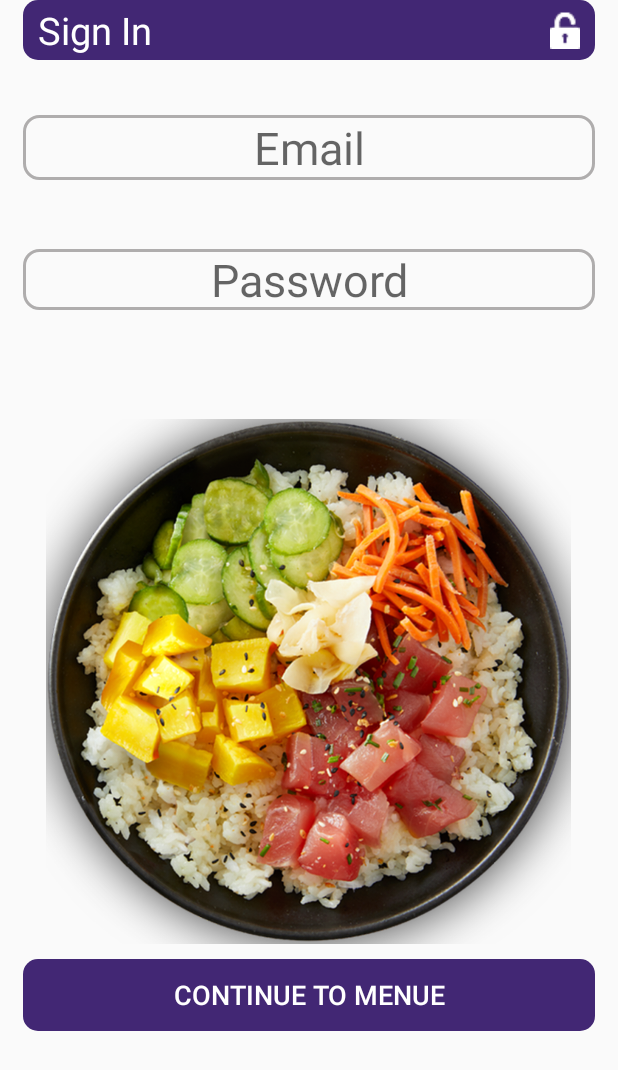
After one commit to Sajjadsaleem411/Regime, an Android app: the layout fragment_signin.xml on its own in the app's theme, with its tools: preview values and no code run, on a phone screen of 412 x 824 dp. The commit adds this screen. Shown: the top 1070 px of the screen. Run offline under Robolectric (Android 15) with nearby library versions, the phone set to English and light mode, and no system bars.

Commit message:
Add SignIn Screen

```diff
--- a/app/src/main/java/app/regime/com/ui/activity/MainActivity.java
+++ b/app/src/main/java/app/regime/com/ui/activity/MainActivity.java
@@ -29,6 +29,7 @@ import app.regime.com.ui.fragment.MenuFragment;
 import app.regime.com.ui.fragment.OfferDayFragment;
 import app.regime.com.ui.fragment.OfferDealsFragment;
 import app.regime.com.ui.fragment.RegisterFragment;
+import app.regime.com.ui.fragment.SignInFragment;
 
 public class MainActivity extends AppCompatActivity
         implements NavigationView.OnNavigationItemSelectedListener, BottomNavigationView.OnNavigationItemSelectedListener, Callback {
@@ -183,6 +184,8 @@ public class MainActivity extends AppCompatActivity
             fragment = new FullDayMealsFragment(this);
         } else if (name.equals("FullMealDetailFragment")) {
             fragment = new FullMealDetailFragment(this);
+        }else if (name.equals("SigninFragment")) {
+            fragment = new SignInFragment(this);
         }
         FragmentTransaction fragmentTransaction = fragmentManager.beginTransaction();
         fragmentTransaction.replace(R.id.main_fragment_container, fragment);
--- a/app/src/main/java/app/regime/com/ui/activity/RegisterActivity.java
+++ b/app/src/main/java/app/regime/com/ui/activity/RegisterActivity.java
@@ -32,7 +32,11 @@ public class RegisterActivity extends AppCompatActivity {
         login.setOnClickListener(new View.OnClickListener() {
             @Override
             public void onClick(View view) {
-                startActivity(new Intent(RegisterActivity.this,LanguageActivity.class));
+                Intent intent=new Intent(RegisterActivity.this,MainActivity.class);
+
+                intent.putExtra("Fragment","SiginFragment");
+
+                startActivity(intent);
             }
         });
 
--- /dev/null
+++ b/app/src/main/java/app/regime/com/ui/fragment/SignInFragment.java
@@ -0,0 +1,32 @@
+package app.regime.com.ui.fragment;
+
+import android.annotation.SuppressLint;
+import android.os.Bundle;
+import android.support.v4.app.Fragment;
+import android.view.LayoutInflater;
+import android.view.View;
+import android.view.ViewGroup;
+
+import app.regime.com.R;
+import app.regime.com.ui.Callback;
+
+/**
+ * Created by Muhammad Sajjad on 5/22/2018.
+ */
+
+@SuppressLint("ValidFragment")
+public class SignInFragment extends Fragment {
+    Callback callback;
+
+    public SignInFragment(Callback callback) {
+        this.callback = callback;
+    }
+    @Override
+    public View onCreateView(LayoutInflater inflater, ViewGroup container,
+                             Bundle savedInstanceState) {
+        // Inflate the layout for this fragment
+        View view = inflater.inflate(R.layout.fragment_signin, container, false);
+
+        return view;
+    }
+}
--- /dev/null
+++ b/app/src/main/res/layout/fragment_signin.xml
@@ -0,0 +1,153 @@
+<?xml version="1.0" encoding="utf-8"?>
+<LinearLayout xmlns:android="http://schemas.android.com/apk/res/android"
+    xmlns:app="http://schemas.android.com/apk/res-auto"
+    xmlns:tools="http://schemas.android.com/tools"
+    android:layout_width="match_parent"
+    android:layout_height="match_parent"
+    android:orientation="vertical"
+    android:layout_marginLeft="15dp"
+    android:layout_marginRight="15dp"
+    android:weightSum="10"
+    tools:context=".SignIn">
+    <LinearLayout
+        android:id="@+id/L1"
+        android:layout_width="match_parent"
+        android:layout_height="wrap_content"
+        android:layout_weight="1">
+        <RelativeLayout
+            android:layout_width="match_parent"
+            android:layout_height="40dp"
+            android:background="@drawable/theme_corner_button"
+            android:orientation="horizontal">
+            <TextView
+                android:layout_width="wrap_content"
+                android:layout_height="match_parent"
+                android:layout_marginLeft="10dp"
+                android:text="Sign In"
+                android:gravity="center_vertical"
+                android:textSize="25sp"
+                android:textColor="#ffffff"/>
+
+            <ImageView
+                android:layout_width="20dp"
+                android:layout_height="wrap_content"
+                android:layout_alignParentRight="true"
+                android:layout_marginTop="5dp"
+                android:layout_centerInParent="true"
+                android:layout_marginRight="10dp"
+                android:src="@drawable/lock_white"/>
+        </RelativeLayout>
+    </LinearLayout>
+    <LinearLayout
+        android:layout_width="match_parent"
+        android:layout_height="wrap_content"
+        android:layout_weight="1.5"
+        android:orientation="vertical">
+
+        <!--<TextView-->
+        <!--android:layout_width="match_parent"-->
+        <!--android:layout_height="wrap_content"-->
+        <!--android:layout_marginTop="5dp"-->
+        <!--android:text="SignIn with your Email and ZIP"-->
+        <!--android:textSize="15sp"-->
+        <!--android:textColor="#000000"-->
+        <!--android:gravity="center"/>-->
+        <EditText
+            android:id="@+id/Email_text"
+            android:layout_width="match_parent"
+            android:layout_height="wrap_content"
+            android:hint="Email"
+            android:singleLine="true"
+            android:textSize="30sp"
+            android:layout_marginTop="10dp"
+            android:background="@drawable/border"
+            android:gravity="center"
+            android:padding="1dp"
+            android:textColor="#000000"/>
+
+    </LinearLayout>
+    <LinearLayout
+        android:layout_width="match_parent"
+        android:layout_height="wrap_content"
+        android:layout_weight="1"
+
+        android:layout_marginTop="5dp"
+        android:orientation="vertical">
+        <!--<TextView-->
+
+        <!--android:layout_width="match_parent"-->
+        <!--android:layout_height="wrap_content"-->
+        <!--android:textSize="20sp"-->
+        <!--android:text="Code"-->
+        <!--android:gravity="center"/>-->
+        <EditText
+            android:id="@+id/Pass_text"
+            android:layout_width="match_parent"
+            android:layout_height="wrap_content"
+            android:textSize="30sp"
+            android:singleLine="true"
+            android:inputType="textPassword"
+            android:hint="Password"
+            android:gravity="center"
+            android:background="@drawable/border"
+            android:textColor="#000000"/>
+    </LinearLayout>
+    <!--<LinearLayout-->
+    <!--android:layout_width="match_parent"-->
+    <!--android:layout_height="wrap_content"-->
+    <!--android:layout_weight="2"-->
+    <!--android:gravity="center"-->
+    <!--android:orientation="vertical">-->
+
+    <!--<TextView-->
+    <!--android:layout_width="match_parent"-->
+    <!--android:layout_height="wrap_content"-->
+    <!--android:text="Have an Invite Code?"-->
+    <!--android:gravity="center"-->
+    <!--android:textColor="#422774"-->
+    <!--android:textSize="25sp"/>-->
+    <!--<TextView-->
+    <!--android:layout_width="match_parent"-->
+    <!--android:layout_height="wrap_content"-->
+    <!--android:gravity="center"-->
+    <!--android:textColor="#000000"-->
+    <!--android:text="By tapping Continue To Menue you agree to our"/>-->
+    <!--<TextView-->
+    <!--android:id="@+id/Text2"-->
+    <!--android:layout_width="match_parent"-->
+    <!--android:layout_height="wrap_content"-->
+    <!--android:text="Terms &#38; Conditions"-->
+    <!--android:gravity="center"-->
+    <!--android:textColor="#000000"/>-->
+    <!--<View-->
+    <!--android:layout_width="130dp"-->
+    <!--android:layout_height="1dp"-->
+    <!--android:layout_gravity="center"-->
+    <!--android:background="#000000"/>-->
+
+
+    <!--</LinearLayout>-->
+    <LinearLayout
+        android:layout_width="match_parent"
+        android:layout_height="wrap_content"
+        android:gravity="center"
+        android:layout_weight="3"
+        android:layout_marginTop="5dp"
+        android:orientation="vertical">
+        <ImageView
+            android:layout_width="350dp"
+            android:layout_height="350dp"
+            android:src="@drawable/food_icon"/>
+        <Button
+            android:id="@+id/Continue_to_menue"
+            android:layout_width="match_parent"
+            android:layout_height="wrap_content"
+            android:layout_marginTop="10dp"
+            android:text="CONTINUE TO MENUE"
+            android:textColor="#FFFFFF"
+            android:background="@drawable/theme_corner_button"
+            android:textSize="18sp"/>
+    </LinearLayout>
+
+
+</LinearLayout>
```
